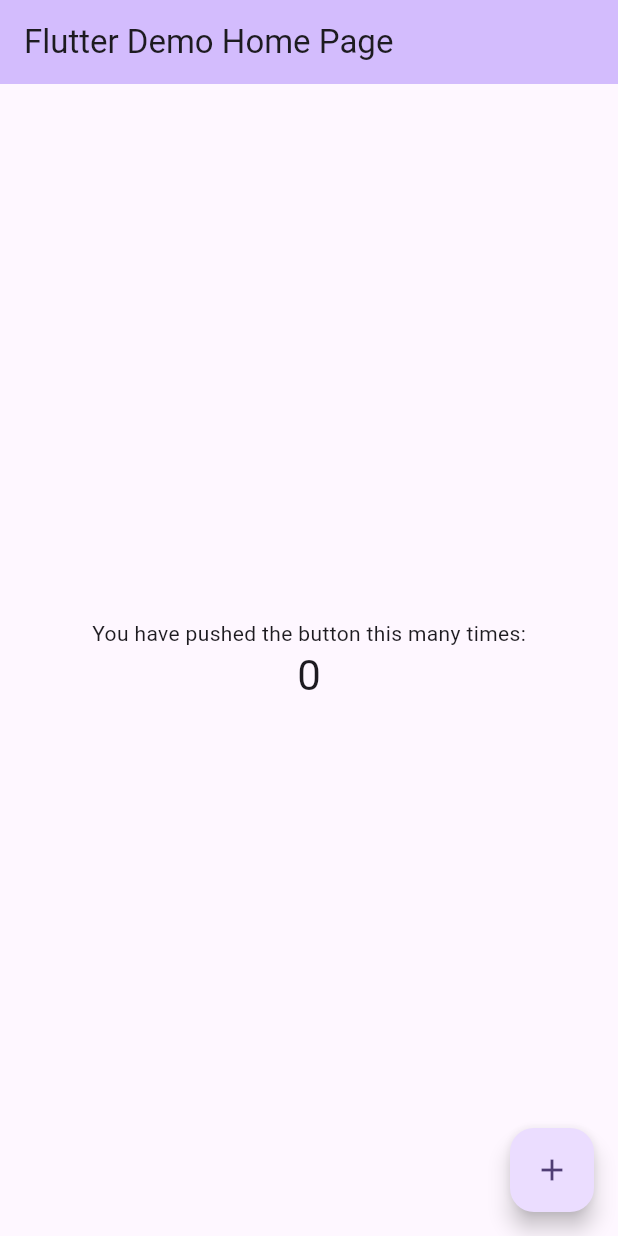
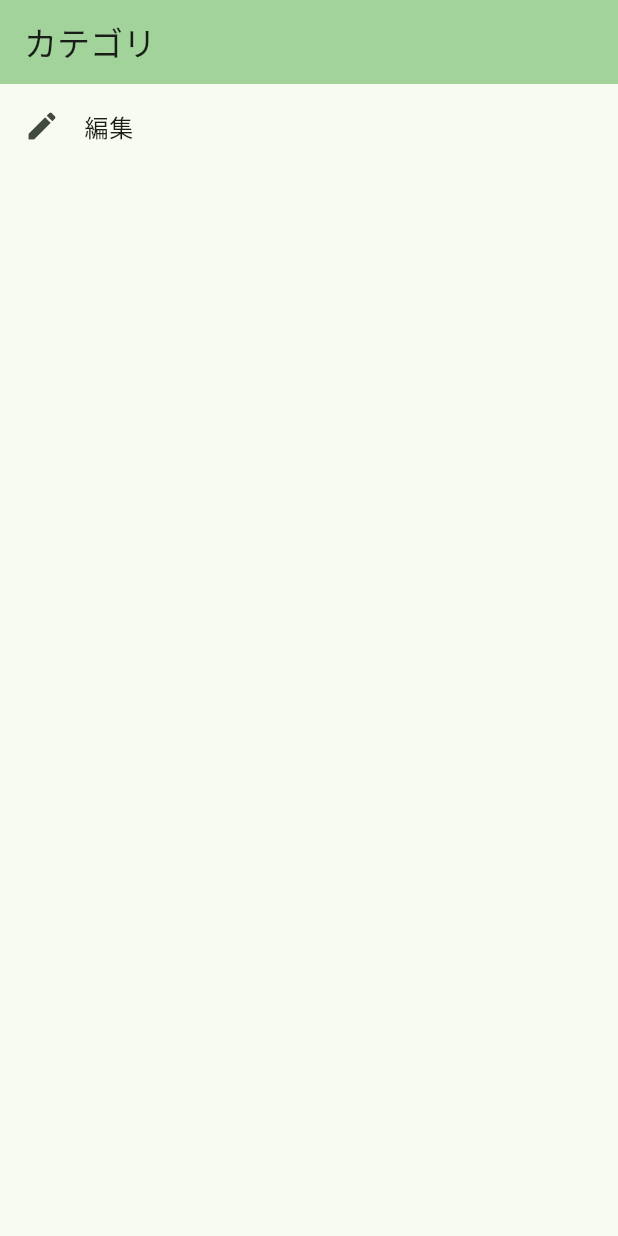
Before and after one commit to HANAUTA/2024_hal_fe_app, a Flutter app: the screen it shows after launch, on a phone screen of 412 x 824 dp. Run offline on Flutter 3.47's test engine with Material 3 defaults, Android fonts, the phone set to English and light mode, and no system bars.

Commit message:
ページ遷移

```diff
--- a/lib/main.dart
+++ b/lib/main.dart
@@ -1,4 +1,6 @@
 import 'package:flutter/material.dart';
+
+import 'pages/top_page.dart';
 
 void main() {
   runApp(const MyApp());
@@ -7,119 +9,15 @@ void main() {
 class MyApp extends StatelessWidget {
   const MyApp({super.key});
 
-  // This widget is the root of your application.
   @override
   Widget build(BuildContext context) {
     return MaterialApp(
-      title: 'Flutter Demo',
+      title: 'カテゴリ',
       theme: ThemeData(
-        // This is the theme of your application.
-        //
-        // TRY THIS: Try running your application with "flutter run". You'll see
-        // the application has a purple toolbar. Then, without quitting the app,
-        // try changing the seedColor in the colorScheme below to Colors.green
-        // and then invoke "hot reload" (save your changes or press the "hot
-        // reload" button in a Flutter-supported IDE, or press "r" if you used
-        // the command line to start the app).
-        //
-        // Notice that the counter didn't reset back to zero; the application
-        // state is not lost during the reload. To reset the state, use hot
-        // restart instead.
-        //
-        // This works for code too, not just values: Most code changes can be
-        // tested with just a hot reload.
-        colorScheme: ColorScheme.fromSeed(seedColor: Colors.deepPurple),
+        colorScheme: ColorScheme.fromSeed(seedColor: Colors.green),
         useMaterial3: true,
       ),
-      home: const MyHomePage(title: 'Flutter Demo Home Page'),
+      home: const MyHomePage(title: 'カテゴリ'),
     );
   }
 }
-
-class MyHomePage extends StatefulWidget {
-  const MyHomePage({super.key, required this.title});
-
-  // This widget is the home page of your application. It is stateful, meaning
-  // that it has a State object (defined below) that contains fields that affect
-  // how it looks.
-
-  // This class is the configuration for the state. It holds the values (in this
-  // case the title) provided by the parent (in this case the App widget) and
-  // used by the build method of the State. Fields in a Widget subclass are
-  // always marked "final".
-
-  final String title;
-
-  @override
-  State<MyHomePage> createState() => _MyHomePageState();
-}
-
-class _MyHomePageState extends State<MyHomePage> {
-  int _counter = 0;
-
-  void _incrementCounter() {
-    setState(() {
-      // This call to setState tells the Flutter framework that something has
-      // changed in this State, which causes it to rerun the build method below
-      // so that the display can reflect the updated values. If we changed
-      // _counter without calling setState(), then the build method would not be
-      // called again, and so nothing would appear to happen.
-      _counter++;
-    });
-  }
-
-  @override
-  Widget build(BuildContext context) {
-    // This method is rerun every time setState is called, for instance as done
-    // by the _incrementCounter method above.
-    //
-    // The Flutter framework has been optimized to make rerunning build methods
-    // fast, so that you can just rebuild anything that needs updating rather
-    // than having to individually change instances of widgets.
-    return Scaffold(
-      appBar: AppBar(
-        // TRY THIS: Try changing the color here to a specific color (to
-        // Colors.amber, perhaps?) and trigger a hot reload to see the AppBar
-        // change color while the other colors stay the same.
-        backgroundColor: Theme.of(context).colorScheme.inversePrimary,
-        // Here we take the value from the MyHomePage object that was created by
-        // the App.build method, and use it to set our appbar title.
-        title: Text(widget.title),
-      ),
-      body: Center(
-        // Center is a layout widget. It takes a single child and positions it
-        // in the middle of the parent.
-        child: Column(
-          // Column is also a layout widget. It takes a list of children and
-          // arranges them vertically. By default, it sizes itself to fit its
-          // children horizontally, and tries to be as tall as its parent.
-          //
-          // Column has various properties to control how it sizes itself and
-          // how it positions its children. Here we use mainAxisAlignment to
-          // center the children vertically; the main axis here is the vertical
-          // axis because Columns are vertical (the cross axis would be
-          // horizontal).
-          //
-          // TRY THIS: Invoke "debug painting" (choose the "Toggle Debug Paint"
-          // action in the IDE, or press "p" in the console), to see the
-          // wireframe for each widget.
-          mainAxisAlignment: MainAxisAlignment.center,
-          children: <Widget>[
-            const Text(
-              'You have pushed the button this many times:',
-            ),
-            Text(
-              '$_counter',
-              style: Theme.of(context).textTheme.headlineMedium,
-            ),
-          ],
-        ),
-      ),
-      floatingActionButton: FloatingActionButton(
-        onPressed: _incrementCounter,
-        tooltip: 'Increment',
-        child: const Icon(Icons.add),
-      ), // This trailing comma makes auto-formatting nicer for build methods.
-    );
-  }
-}
--- /dev/null
+++ b/lib/pages/top_page.dart
@@ -0,0 +1,47 @@
+import 'package:fe_project/pages/category_page.dart';
+import 'package:flutter/material.dart';
+
+class MyHomePage extends StatefulWidget {
+  const MyHomePage({super.key, required this.title});
+
+  final String title;
+
+  @override
+  State<MyHomePage> createState() => _MyHomePageState();
+}
+
+class _MyHomePageState extends State<MyHomePage> {
+  int _counter = 0;
+
+  void _incrementCounter() {
+    setState(() {
+      _counter++;
+    });
+  }
+
+  @override
+  Widget build(BuildContext context) {
+    return Scaffold(
+      appBar: AppBar(
+        backgroundColor: Theme.of(context).colorScheme.inversePrimary,
+        title: Text(widget.title),
+      ),
+      body:
+          Column(
+            children: [
+              ListTile(
+                onTap: () {
+                  Navigator.push(context, MaterialPageRoute(
+                      builder: (context) => const CategoryPage())
+                  );
+                },
+                leading: const Icon(Icons.edit),
+                title: const Text("編集"),
+              ),
+            ],
+          )
+
+
+    );
+  }
+}
```
Also changed, not shown: lib/pages/category_page.dart (added, +32 -0 lines), lib/pages/question_page.dart (added, +19 -0 lines), lib/pages/explain_page.dart (added).
